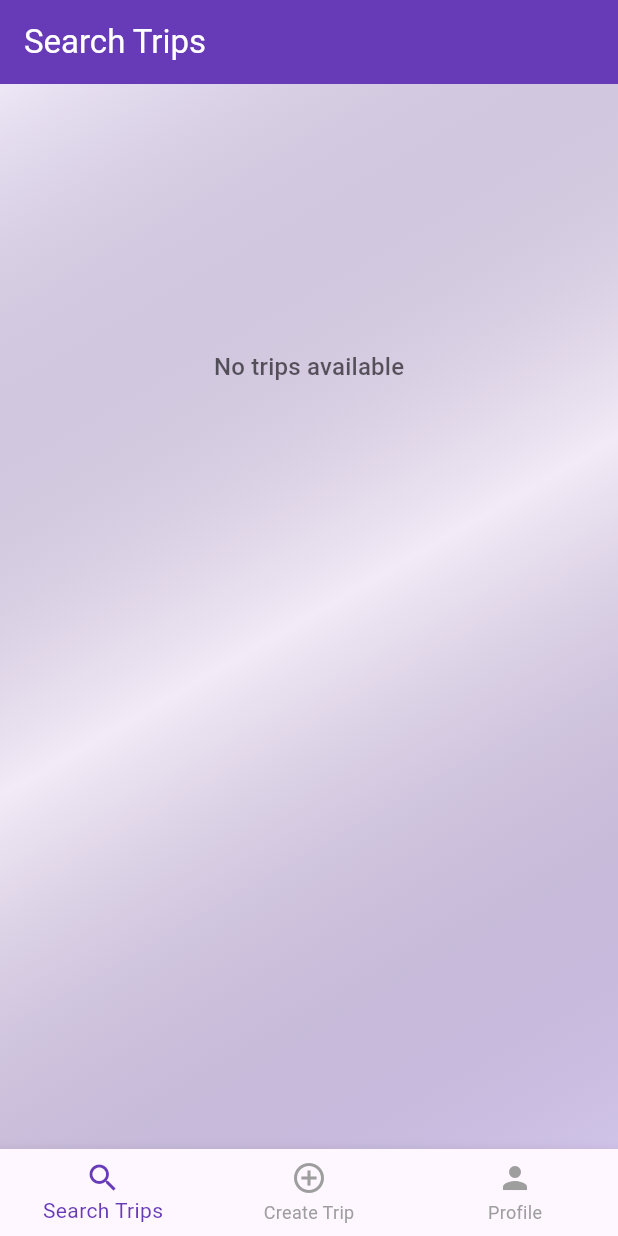
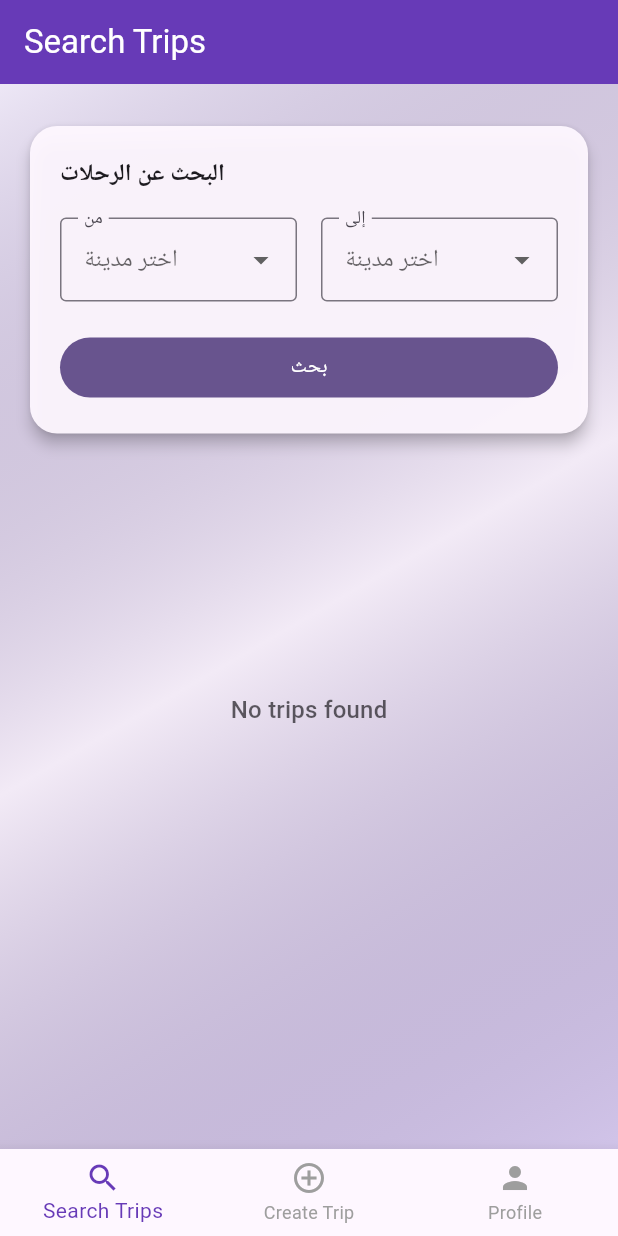
Before and after one commit to MohammadAQ/Ride, a Flutter app: the screen it shows once a user with an empty profile is signed in, on a phone screen of 412 x 824 dp. Run offline on Flutter 3.47's test engine with Material 3 defaults, Android fonts, the phone set to English and light mode, and no system bars; our stand-ins replace cloud_firestore, firebase_auth, firebase_core; accounts and stored records are empty.

Commit message:
Add city-based filters to search trips screen

```diff
--- a/lib/screens/search_trips_screen.dart
+++ b/lib/screens/search_trips_screen.dart
@@ -1,5 +1,19 @@
 import 'package:cloud_firestore/cloud_firestore.dart';
 import 'package:flutter/material.dart';
+
+const List<String> westBankCities = [
+  'رام الله',
+  'البيرة',
+  'نابلس',
+  'جنين',
+  'طولكرم',
+  'قلقيلية',
+  'طوباس',
+  'سلفيت',
+  'أريحا',
+  'بيت لحم',
+  'الخليل',
+];
 
 class SearchTripsScreen extends StatefulWidget {
   const SearchTripsScreen({super.key, this.showAppBar = true});
@@ -11,8 +25,129 @@ class SearchTripsScreen extends StatefulWidget {
 }
 
 class _SearchTripsScreenState extends State<SearchTripsScreen> {
+  String? _selectedFromCity;
+  String? _selectedToCity;
+  String? _appliedFromCity;
+  String? _appliedToCity;
+
   Future<void> _onRefresh() async {
-    await FirebaseFirestore.instance.collection('trips').get();
+    await _buildQuery().get();
+  }
+
+  Query<Map<String, dynamic>> _buildQuery() {
+    var query = FirebaseFirestore.instance.collection('trips');
+
+    final fromCity = _appliedFromCity;
+    if (fromCity != null && fromCity.isNotEmpty) {
+      query = query.where('fromCity', isEqualTo: fromCity);
+    }
+
+    final toCity = _appliedToCity;
+    if (toCity != null && toCity.isNotEmpty) {
+      query = query.where('toCity', isEqualTo: toCity);
+    }
+
+    return query;
+  }
+
+  void _onSearchPressed() {
+    setState(() {
+      _appliedFromCity = _selectedFromCity;
+      _appliedToCity = _selectedToCity;
+    });
+  }
+
+  Widget _buildFilters(BuildContext context) {
+    final colorScheme = Theme.of(context).colorScheme;
+    final textTheme = Theme.of(context).textTheme;
+
+    return Padding(
+      padding: const EdgeInsets.only(bottom: 16),
+      child: Card(
+        color: colorScheme.surface.withOpacity(0.95),
+        shape: RoundedRectangleBorder(
+          borderRadius: BorderRadius.circular(18),
+        ),
+        elevation: 4,
+        child: Padding(
+          padding: const EdgeInsets.all(20),
+          child: Column(
+            crossAxisAlignment: CrossAxisAlignment.start,
+            children: [
+              Text(
+                'البحث عن الرحلات',
+                style: textTheme.titleMedium?.copyWith(
+                  fontWeight: FontWeight.w600,
+                  color: colorScheme.onSurface,
+                ),
+              ),
+              const SizedBox(height: 16),
+              Row(
+                children: [
+                  Expanded(
+                    child: DropdownButtonFormField<String>(
+                      value: _selectedFromCity,
+                      decoration: const InputDecoration(
+                        labelText: 'من',
+                        border: OutlineInputBorder(),
+                      ),
+                      items: westBankCities
+                          .map(
+                            (city) => DropdownMenuItem<String>(
+                              value: city,
+                              child: Text(city),
+                            ),
+                          )
+                          .toList(),
+                      onChanged: (value) {
+                        setState(() {
+                          _selectedFromCity = value;
+                        });
+                      },
+                      isExpanded: true,
+                      hint: const Text('اختر مدينة الانطلاق'),
+                    ),
+                  ),
+                  const SizedBox(width: 16),
+                  Expanded(
+                    child: DropdownButtonFormField<String>(
+                      value: _selectedToCity,
+                      decoration: const InputDecoration(
+                        labelText: 'إلى',
+                        border: OutlineInputBorder(),
+                      ),
+                      items: westBankCities
+                          .map(
+                            (city) => DropdownMenuItem<String>(
+                              value: city,
+                              child: Text(city),
+                            ),
+                          )
+                          .toList(),
+                      onChanged: (value) {
+                        setState(() {
+                          _selectedToCity = value;
+                        });
+                      },
+                      isExpanded: true,
+                      hint: const Text('اختر مدينة الوصول'),
+                    ),
+                  ),
+                ],
+              ),
+              const SizedBox(height: 20),
+              SizedBox(
+                width: double.infinity,
+                child: FilledButton(
+                  onPressed: _onSearchPressed,
+                  child: const Text('بحث'),
+                ),
+              ),
+            ],
+          ),
+        ),
+      ),
+    );
   }
 
   @override
@@ -36,13 +171,14 @@ class _SearchTripsScreenState extends State<SearchTripsScreen> {
           onRefresh: _onRefresh,
           color: Theme.of(context).colorScheme.primary,
           child: StreamBuilder<QuerySnapshot<Map<String, dynamic>>>(
-            stream:
-                FirebaseFirestore.instance.collection('trips').snapshots(),
+            stream: _buildQuery().snapshots(),
             builder: (context, snapshot) {
+              final children = <Widget>[
+                _buildFilters(context),
+              ];
+
               if (snapshot.hasError) {
-                return ListView(
-                  physics: const AlwaysScrollableScrollPhysics(),
-                  children: [
+                children.add(
                   SizedBox(
                     height: MediaQuery.of(context).size.height * 0.4,
                     child: Center(
@@ -53,36 +189,41 @@ class _SearchTripsScreenState extends State<SearchTripsScreen> {
                       ),
                     ),
                   ),
-                  ],
+                );
+
+                return ListView(
+                  physics: const AlwaysScrollableScrollPhysics(),
+                  padding: const EdgeInsets.fromLTRB(16, 24, 16, 16),
+                  children: children,
                 );
               }
 
               if (snapshot.connectionState == ConnectionState.waiting) {
-                return ListView(
-                  physics: const AlwaysScrollableScrollPhysics(),
-                  children: const [
-                    SizedBox(
+                children.add(
+                  const SizedBox(
                     height: 280,
                     child: Center(
                       child: CircularProgressIndicator(),
                     ),
                   ),
-                  ],
+                );
+
+                return ListView(
+                  physics: const AlwaysScrollableScrollPhysics(),
+                  padding: const EdgeInsets.fromLTRB(16, 24, 16, 16),
+                  children: children,
                 );
               }
 
               final docs = snapshot.data?.docs ?? [];
 
               if (docs.isEmpty) {
-                return ListView(
-                  physics: const AlwaysScrollableScrollPhysics(),
-                  padding: const EdgeInsets.all(24),
-                  children: [
+                children.add(
                   SizedBox(
                     height: MediaQuery.of(context).size.height * 0.4,
                     child: Center(
                       child: Text(
-                          'No trips available',
+                        'No trips found',
                         style: Theme.of(context)
                             .textTheme
                             .titleMedium
@@ -95,16 +236,25 @@ class _SearchTripsScreenState extends State<SearchTripsScreen> {
                       ),
                     ),
                   ),
-                  ],
+                );
+
+                return ListView(
+                  physics: const AlwaysScrollableScrollPhysics(),
+                  padding: const EdgeInsets.fromLTRB(16, 24, 16, 16),
+                  children: children,
                 );
               }
 
               return ListView.builder(
                 physics: const AlwaysScrollableScrollPhysics(),
                 padding: const EdgeInsets.fromLTRB(16, 24, 16, 16),
-                itemCount: docs.length,
+                itemCount: docs.length + 1,
                 itemBuilder: (context, index) {
-                  final data = docs[index].data();
+                  if (index == 0) {
+                    return _buildFilters(context);
+                  }
+
+                  final data = docs[index - 1].data();
                   final fromCity = (data['fromCity'] ?? '').toString();
                   final toCity = (data['toCity'] ?? '').toString();
                   final notesValue = data['notes'];
```
Lines whose indentation alone changed are shown as unchanged.
